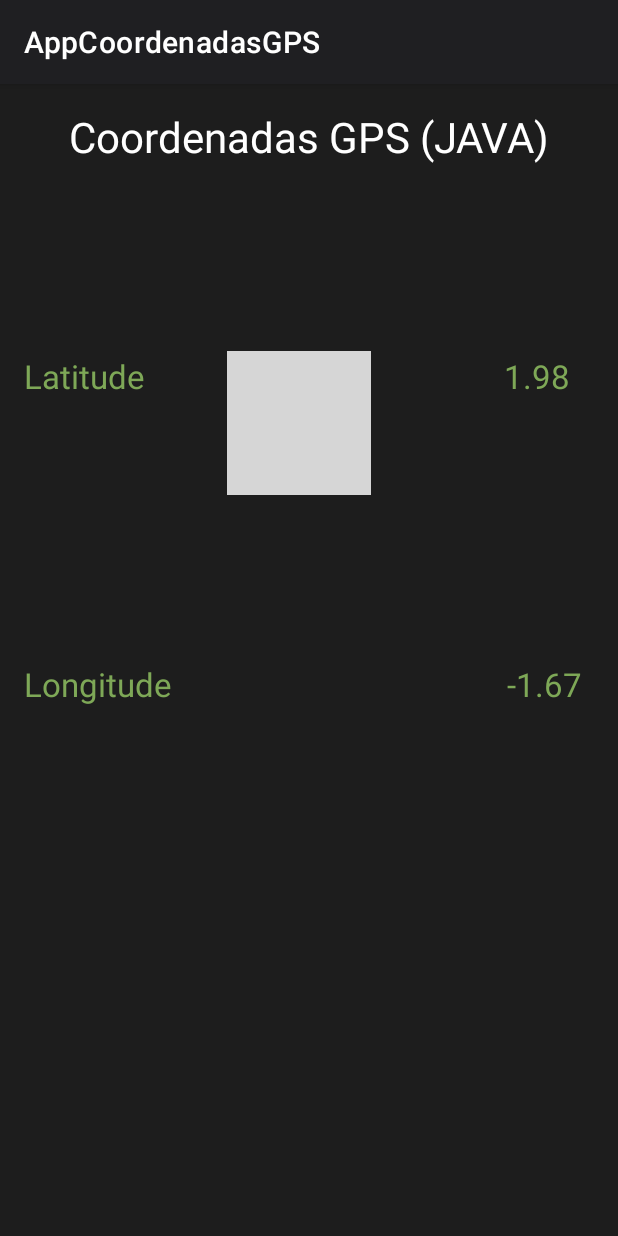
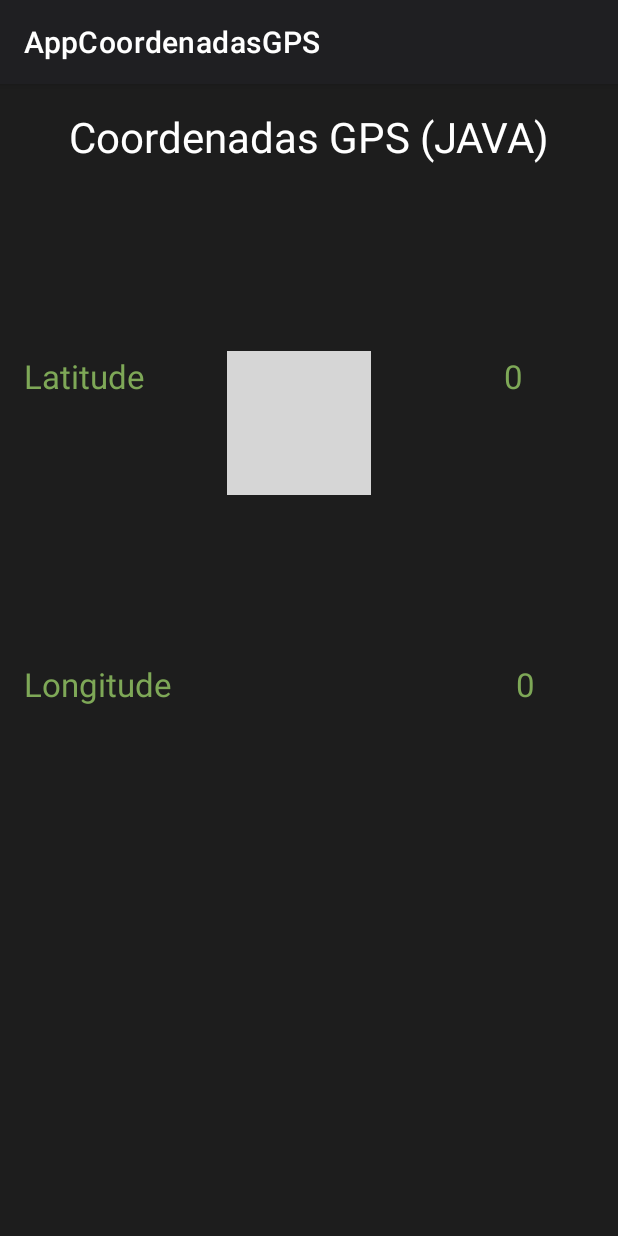
Before and after one commit to anamux/AppCoordenadasGPS, an Android app: the screen it shows after launch (MainActivity), on a phone screen of 412 x 824 dp. Run offline under Robolectric (Android 15) with nearby library versions, the phone set to English and light mode, and no system bars; grey boxes are pictures that could not be loaded.

Commit message:
GPS Location Capture

```diff
--- a/app/src/main/java/com/anamuxfeldt/appcoordenadasgps/MainActivity.java
+++ b/app/src/main/java/com/anamuxfeldt/appcoordenadasgps/MainActivity.java
@@ -1,23 +1,25 @@
 package com.anamuxfeldt.appcoordenadasgps;
 
 import androidx.appcompat.app.AppCompatActivity;
+import androidx.core.app.ActivityCompat;
 import androidx.core.content.ContextCompat;
 import androidx.core.content.PackageManagerCompat;
 
 import android.Manifest;
+import android.annotation.SuppressLint;
 import android.content.Context;
 import android.content.pm.PackageManager;
+import android.location.Location;
 import android.location.LocationManager;
 import android.os.Bundle;
 import android.widget.TextView;
 import android.widget.Toast;
 
+import java.text.DecimalFormat;
 import java.util.ArrayList;
 import java.util.List;
 
 public class MainActivity extends AppCompatActivity {
-public static final int REQUEST_LOCATION_PERMISSION = 1;
-
     String[] permissoesRequeridas = {Manifest.permission.ACCESS_FINE_LOCATION,
                                      Manifest.permission.ACCESS_COARSE_LOCATION};
 
@@ -48,8 +50,6 @@ public static final int REQUEST_LOCATION_PERMISSION = 1;
 
         }else {
 
-            latitude = 0.00;
-            longitude = 0.00;
 
         txtValorLatitude.setText(String.valueOf(latitude));
         txtValorLongitude.setText(String.valueOf(longitude));
@@ -67,14 +67,11 @@ public static final int REQUEST_LOCATION_PERMISSION = 1;
             capturarUltimaLocalizacaoValida();
         }
 
-
-
     }
 
     private boolean solicitarPermissaoParaObterLocalizacao() {
 
 
-        Toast.makeText(this, "App sem permissão de acesso ao GPS", Toast.LENGTH_LONG).show();
 
         List<String> permissoesNegadas = new ArrayList<>();
 
@@ -85,23 +82,55 @@ public static final int REQUEST_LOCATION_PERMISSION = 1;
             permissaoNegada = ContextCompat.checkSelfPermission(MainActivity.this, permissao);
 
             if(permissaoNegada != PackageManager.PERMISSION_GRANTED){
+                Toast.makeText(this, "App sem permissão de acesso ao GPS", Toast.LENGTH_LONG).show();
                 permissoesNegadas.add(permissao);
-
-}
+            }
 
         }
+//Se permissoesNegadas não estiver vazio...
+        if (!permissoesNegadas.isEmpty()){
 
-        return true;
-    }
+            ActivityCompat.requestPermissions(MainActivity.this,
+                    permissoesNegadas.toArray(new String[permissoesNegadas.size()]), APP_PERMISSOES_ID);
+
+            return false;
+        }else{
+            return true;
+        }
+       }
+
+
 
     private void capturarUltimaLocalizacaoValida() {
-        latitude = 1.98;
-        longitude = -1.67;
 
-        txtValorLatitude.setText(String.valueOf(latitude));
-        txtValorLongitude.setText(String.valueOf(longitude));
+        @SuppressLint("MissingPermission")
+        Location location = locationManager.getLastKnownLocation(LocationManager.GPS_PROVIDER);
+
+
+        if(location != null){
+
+            //Geopoint
+            latitude = location.getLatitude();
+            longitude = location.getLongitude();
+
+        } else{
+
+            latitude = 0.00;
+            longitude = 0.00;}
+
+
+
+        txtValorLatitude.setText(formatarGeopoint(latitude));
+        txtValorLongitude.setText(formatarGeopoint(longitude));
 
         Toast.makeText(this, "Coordenadas obtidas com sucesso", Toast.LENGTH_LONG).show();
 
     }
+    private String formatarGeopoint (double valor){
+
+        DecimalFormat decimalFormat = new DecimalFormat("#.####");
+
+        return decimalFormat.format(valor);
+
+    }
 }
```
